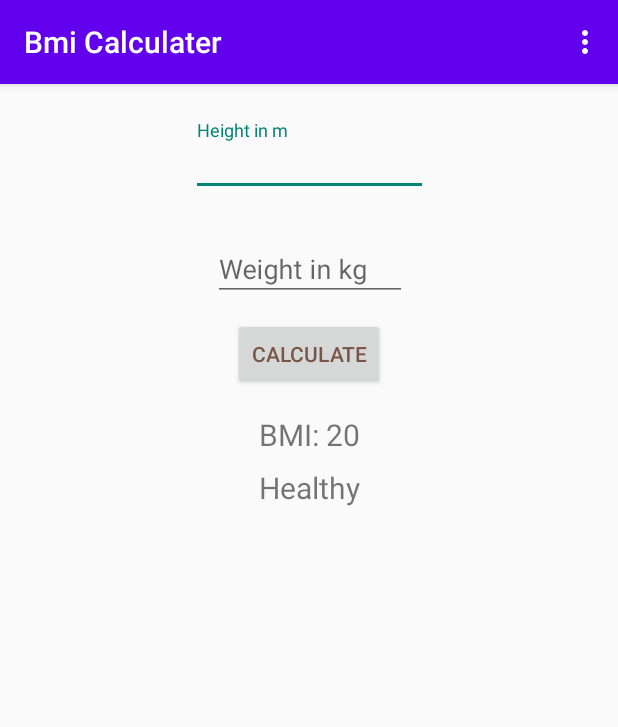
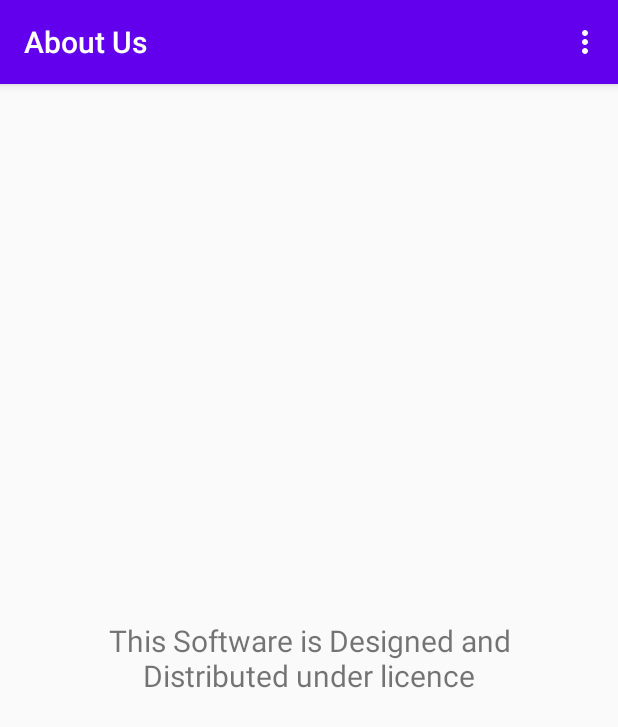
Before and after one commit to natnaelbiki/bmi_app, an Android app: the screen it shows after launch (BmiActivity before the commit, AboutUsActivity after it), in the options menu, after a tap on "About Us", on a phone screen of 412 x 824 dp. Shown: the top 727 px of the screen. Run offline under Robolectric (Android 15) with nearby library versions, the phone set to English and light mode, and no system bars; our stand-ins replace navigation-ui; 2 statements that could not run were skipped.

Commit message:
about us with onDestroy back option

```diff
--- /dev/null
+++ b/app/src/main/java/com/example/bmiapp/AboutUsActivity.java
@@ -0,0 +1,65 @@
+package com.example.bmiapp;
+
+import android.content.Intent;
+import android.os.Bundle;
+
+import com.google.android.material.snackbar.Snackbar;
+
+import androidx.appcompat.app.AppCompatActivity;
+
+import android.view.Menu;
+import android.view.MenuItem;
+import android.view.View;
+import android.widget.Button;
+import android.widget.TextView;
+
+import androidx.navigation.NavController;
+import androidx.navigation.Navigation;
+import androidx.navigation.ui.AppBarConfiguration;
+import androidx.navigation.ui.NavigationUI;
+
+import com.example.bmiapp.databinding.ActivityAboutUsBinding;
+
+public class AboutUsActivity extends AppCompatActivity {
+
+    private ActivityAboutUsBinding binding;
+    private TextView about;
+
+
+    @Override
+    protected void onCreate(Bundle savedInstanceState) {
+        super.onCreate(savedInstanceState);
+
+        binding = ActivityAboutUsBinding.inflate(getLayoutInflater());
+        setContentView(binding.getRoot());
+
+        setSupportActionBar(binding.toolbar);
+
+
+        about = findViewById(R.id.txt_about_us);
+        about.setText("This Software is Designed and Distributed under licence");
+
+
+    }
+
+    @Override
+    public boolean onCreateOptionsMenu(Menu menu) {
+        getMenuInflater().inflate(R.menu.about_menu, menu);
+        return true;
+    }
+    public void onBackClick(MenuItem item) {
+        Intent about = new Intent(AboutUsActivity.this,BmiActivity.class);
+        startActivity(about);
+        finish();
+
+    }
+
+
+    @Override
+    protected void onDestroy() {
+        super.onDestroy();
+        Intent about = new Intent(AboutUsActivity.this,BmiActivity.class);
+        startActivity(about);
+        finish();
+    }
+}
--- a/app/src/main/java/com/example/bmiapp/BmiActivity.java
+++ b/app/src/main/java/com/example/bmiapp/BmiActivity.java
@@ -96,8 +96,9 @@ public class BmiActivity extends AppCompatActivity {
         getMenuInflater().inflate(R.menu.main_menu, menu);
         return true;
     }
+    //about us menu click listener
     public void onAboutUsClick(MenuItem item) {
-        Intent about = new Intent(BmiActivity.this,AboutActivity.class);
+        Intent about = new Intent(BmiActivity.this,AboutUsActivity.class);
         startActivity(about);
         finish();
 
--- a/app/src/main/java/com/example/bmiapp/SplashActivity.java
+++ b/app/src/main/java/com/example/bmiapp/SplashActivity.java
@@ -7,7 +7,7 @@ import android.os.Bundle;
 import android.view.WindowManager;
 
 public class SplashActivity extends AppCompatActivity {
-    private static int SPLASH_SCREEN_TIME_OUT=3000;
+    private static int SPLASH_SCREEN_TIME_OUT=2000;
 
     @Override
     protected void onCreate(Bundle savedInstanceState) {
@@ -20,13 +20,8 @@ public class SplashActivity extends AppCompatActivity {
             public void run() {
                 Intent i=new Intent(SplashActivity.this,
                         BmiActivity.class);
-                //Intent is used to switch from one activity to another.
-
                 startActivity(i);
-                //invoke the SecondActivity.
-
                 finish();
-                //the current activity will get finished.
             }
         }, SPLASH_SCREEN_TIME_OUT);
     }
--- /dev/null
+++ b/app/src/main/res/layout/activity_about_us.xml
@@ -0,0 +1,45 @@
+<?xml version="1.0" encoding="utf-8"?>
+<androidx.coordinatorlayout.widget.CoordinatorLayout xmlns:android="http://schemas.android.com/apk/res/android"
+    xmlns:app="http://schemas.android.com/apk/res-auto"
+    xmlns:tools="http://schemas.android.com/tools"
+    android:layout_width="match_parent"
+    android:layout_height="match_parent"
+    tools:context=".AboutUsActivity">
+
+    <com.google.android.material.appbar.AppBarLayout
+        android:layout_width="match_parent"
+        android:layout_height="wrap_content"
+        android:theme="@style/Theme.BMIAPP.AppBarOverlay">
+
+        <androidx.appcompat.widget.Toolbar
+            android:id="@+id/toolbar"
+            android:layout_width="match_parent"
+            android:layout_height="?attr/actionBarSize"
+            android:background="?attr/colorPrimary"
+            app:popupTheme="@style/Theme.BMIAPP.PopupOverlay" />
+
+    </com.google.android.material.appbar.AppBarLayout>
+
+    <androidx.constraintlayout.widget.ConstraintLayout
+        android:layout_width="match_parent"
+        android:layout_height="match_parent"
+        android:layout_marginTop="?attr/actionBarSize">
+
+
+    <TextView
+        android:id="@+id/txt_about_us"
+        android:layout_width="283dp"
+        android:layout_height="54dp"
+        android:layout_marginStart="8dp"
+        android:layout_marginEnd="8dp"
+        android:textAlignment="center"
+        android:textSize="20sp"
+        app:layout_constraintBottom_toBottomOf="parent"
+        app:layout_constraintEnd_toEndOf="parent"
+        app:layout_constraintStart_toStartOf="parent"
+        app:layout_constraintTop_toTopOf="parent"
+        tools:text="@string/about_us_content" />
+    </androidx.constraintlayout.widget.ConstraintLayout>
+
+
+</androidx.coordinatorlayout.widget.CoordinatorLayout>
--- a/app/src/main/res/menu/about_menu.xml
+++ b/app/src/main/res/menu/about_menu.xml
@@ -2,10 +2,13 @@
 <menu xmlns:android="http://schemas.android.com/apk/res/android">
     <item
         android:id="@+id/action_settings"
-        android:title="@string/settings" />
+        android:title="@string/about_menu_settings" />
     <item
-        android:id="@+id/action_about"
-        android:onClick="onAboutUsClick"
-        android:title="@string/about_us" />
+        android:id="@+id/about_menu_contact"
+        android:title="@string/about_menu_contact" />
+    <item
+        android:id="@+id/back"
+        android:onClick="onBackClick"
+        android:title="@string/about_menu_back"/>
 
 </menu>
--- a/app/src/main/res/menu/main_menu.xml
+++ b/app/src/main/res/menu/main_menu.xml
@@ -5,5 +5,9 @@
         android:title="@string/settings" />
     <item
         android:id="@+id/action_about"
+        android:onClick="onAboutUsClick"
         android:title="@string/about_us" />
+    <item
+        android:id="@+id/forkids"
+        android:title="@string/bmi_for_kids"/>
 </menu>
--- a/app/src/main/res/values/strings.xml
+++ b/app/src/main/res/values/strings.xml
@@ -18,10 +18,15 @@
     <string name="about_us">About Us</string>
     <string name="back_btn">Back</string>
     <string name="about_us_content">This Software is Designed and Distributed under licence</string>
-    <string name="title_activity_about_us">AboutUsActivity</string>
+    <string name="title_activity_about_us">About Us</string>
+
+    <string name="about_menu_settings">Settings</string>
+    <string name="about_menu_contact">Contact Developer</string>
 
     <string name="hello_first_fragment">Hello first fragment</string>
     <string name="hello_second_fragment">Hello second fragment. Arg: %1$s</string>
+    <string name="about_menu_back">Back</string>
+    <string name="bmi_for_kids">BMI for Kids</string>
     <!-- Strings used for fragments for navigation -->
 
 </resources>
```
Also changed, not shown: app/src/main/AndroidManifest.xml (+5 -3 lines), app/src/main/java/com/example/bmiapp/AboutActivity.java (deleted, +0 -57 lines), app/src/main/res/layout/activity_about.xml (deleted, +0 -58 lines).
